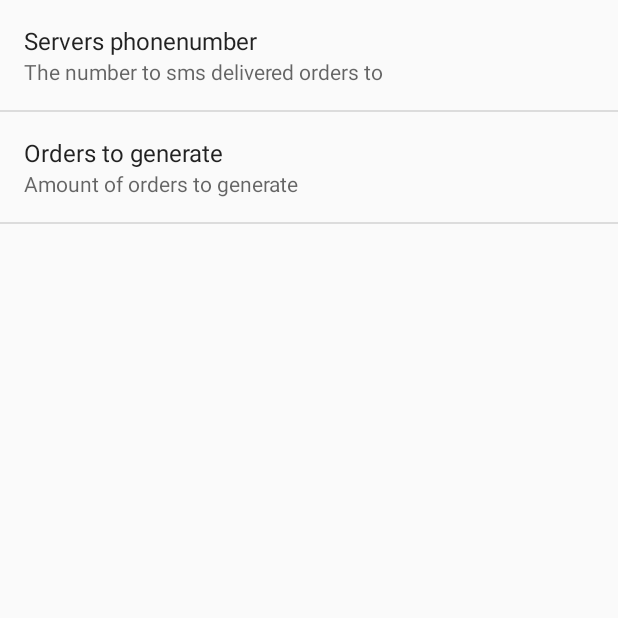
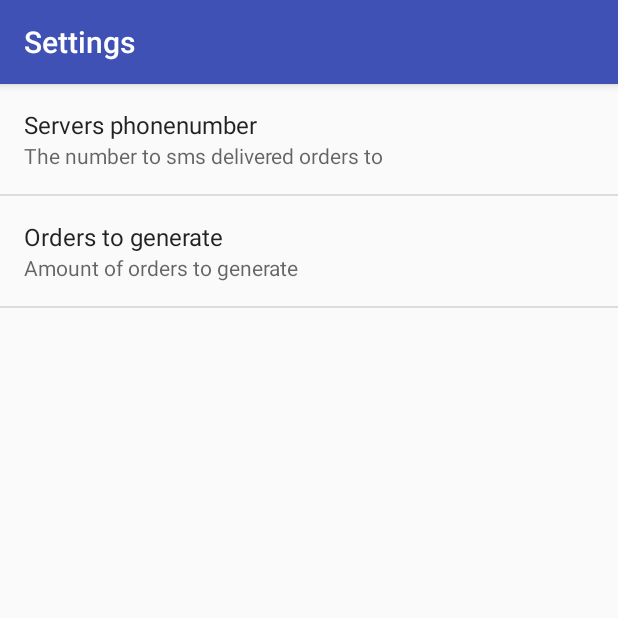
Before and after one commit to Glutch/package, an Android app: the screen it shows after launch (SettingsActivity), after a tap on "Settings", on a phone screen of 412 x 824 dp, the top half of it. Run offline under Robolectric (Android 15) with nearby library versions, the phone set to English and light mode, and no system bars.

Commit message:
Added toolbar to settings

```diff
--- a/app/src/main/java/com/apackage/app/apackage/ViewOrders.java
+++ b/app/src/main/java/com/apackage/app/apackage/ViewOrders.java
@@ -33,7 +33,7 @@ public class ViewOrders extends AppCompatActivity {
         setContentView(R.layout.activity_view_orders);
 
 
-        Toolbar toolbar = findViewById(R.id.toolbar2);
+        Toolbar toolbar = findViewById(R.id.toolbar);
         setSupportActionBar(toolbar);
 
         ActivityCompat.requestPermissions(this, new String[]{android.Manifest.permission.SEND_SMS,
--- a/app/src/main/java/com/apackage/app/apackage/settings/SettingsActivity.java
+++ b/app/src/main/java/com/apackage/app/apackage/settings/SettingsActivity.java
@@ -3,6 +3,7 @@ package com.apackage.app.apackage.settings;
 import android.preference.PreferenceFragment;
 import android.support.v7.app.AppCompatActivity;
 import android.os.Bundle;
+import android.support.v7.widget.Toolbar;
 
 import com.apackage.app.apackage.R;
 
@@ -17,10 +18,14 @@ public class SettingsActivity extends AppCompatActivity {
     @Override
     protected void onCreate(Bundle savedInstanceState) {
         super.onCreate(savedInstanceState);
+        setContentView(R.layout.settings_activity_layout);
+
+        Toolbar toolbar = findViewById(R.id.toolbar);
+        setSupportActionBar(toolbar);
 
         // Display the fragment as the main content.
         getFragmentManager().beginTransaction()
-                .replace(android.R.id.content, new SettingsFragment())
+                .add(R.id.frameLayout, new SettingsFragment())
                 .commit();
     }
 
--- a/app/src/main/res/layout/activity_view_orders.xml
+++ b/app/src/main/res/layout/activity_view_orders.xml
@@ -47,7 +47,7 @@
     </android.support.constraint.ConstraintLayout>
 
     <android.support.v7.widget.Toolbar
-        android:id="@+id/toolbar2"
+        android:id="@+id/toolbar"
         android:layout_width="match_parent"
         android:layout_height="?attr/actionBarSize"
         android:background="@color/colorPrimary"
--- /dev/null
+++ b/app/src/main/res/layout/settings_activity_layout.xml
@@ -0,0 +1,33 @@
+<?xml version="1.0" encoding="utf-8"?>
+<android.support.constraint.ConstraintLayout xmlns:android="http://schemas.android.com/apk/res/android"
+    xmlns:app="http://schemas.android.com/apk/res-auto"
+    xmlns:tools="http://schemas.android.com/tools"
+    android:layout_width="match_parent"
+    android:layout_height="match_parent">
+
+    <android.support.v7.widget.Toolbar
+        android:id="@+id/toolbar"
+        android:layout_width="match_parent"
+        android:layout_height="?attr/actionBarSize"
+        android:background="@color/colorPrimary"
+        android:elevation="4dp"
+        android:theme="@style/ToolBarStyle"
+        app:layout_constraintEnd_toEndOf="parent"
+        app:layout_constraintStart_toStartOf="parent"
+        app:layout_constraintTop_toTopOf="parent"
+        app:title="@string/settings"/>
+
+    <FrameLayout
+        android:id="@+id/frameLayout"
+        android:layout_width="0dp"
+        android:layout_height="0dp"
+        app:layout_constraintBottom_toBottomOf="parent"
+        app:layout_constraintEnd_toEndOf="parent"
+        app:layout_constraintHorizontal_bias="1.0"
+        app:layout_constraintStart_toStartOf="parent"
+        app:layout_constraintTop_toBottomOf="@+id/toolbar"
+        app:layout_constraintVertical_bias="0.6">
+
+    </FrameLayout>
+
+</android.support.constraint.ConstraintLayout>
```
